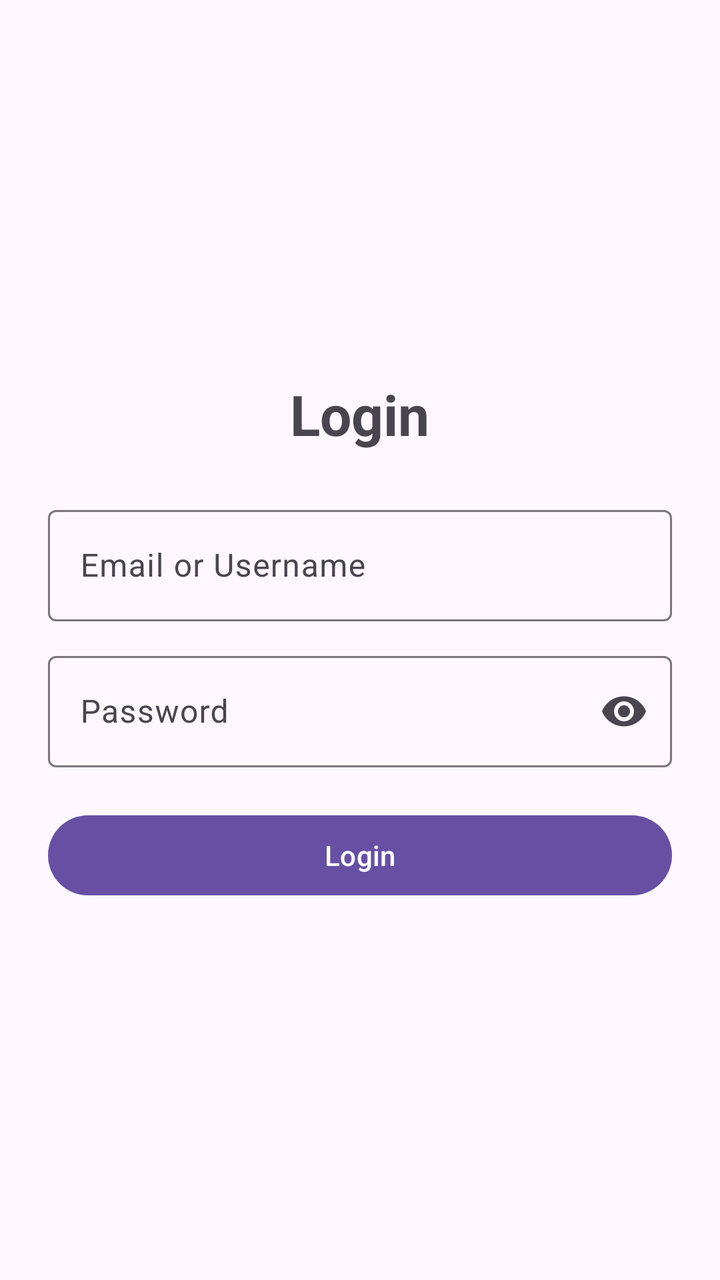
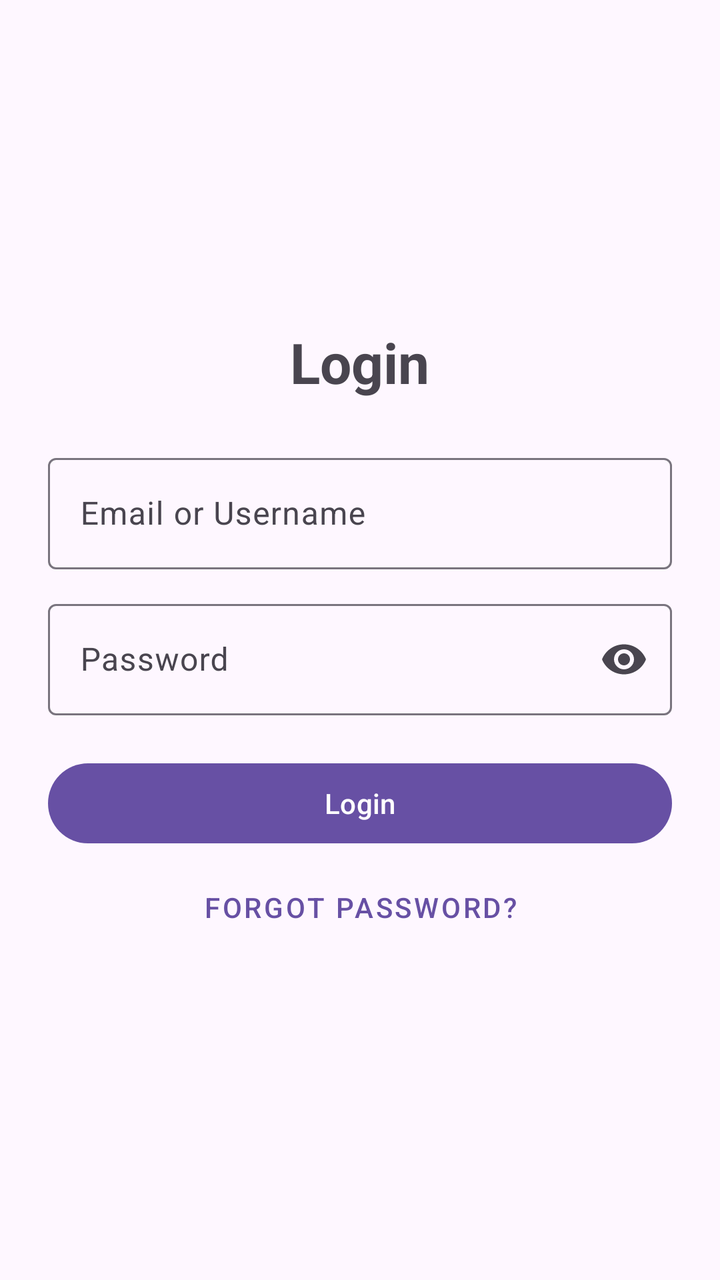

Screens rendered from an Android XML layout before and after an edit, with the pre-edit source and the edit as a unified diff.
<!-- AndroidManifest.xml: application theme Theme.Slagalica -->
<!-- res/layout/activity_login.xml -->
<?xml version="1.0" encoding="utf-8"?>
<LinearLayout xmlns:android="http://schemas.android.com/apk/res/android"
    xmlns:app="http://schemas.android.com/apk/res-auto"
    android:id="@+id/login_root"
    android:layout_width="match_parent"
    android:layout_height="match_parent"
    android:gravity="center"
    android:orientation="vertical"
    android:padding="24dp">

    <TextView
        android:id="@+id/login_title"
        android:layout_width="wrap_content"
        android:layout_height="wrap_content"
        android:text="Login"
        android:textSize="28sp"
        android:textStyle="bold"
        android:layout_marginBottom="24dp" />

    <com.google.android.material.textfield.TextInputLayout
        android:id="@+id/login_user_layout"
        android:layout_width="match_parent"
        android:layout_height="wrap_content"
        android:hint="Email or Username">

        <com.google.android.material.textfield.TextInputEditText
            android:id="@+id/login_user"
            android:layout_width="match_parent"
            android:layout_height="wrap_content"
            android:inputType="text" />
    </com.google.android.material.textfield.TextInputLayout>

    <com.google.android.material.textfield.TextInputLayout
        android:id="@+id/login_password_layout"
        android:layout_width="match_parent"
        android:layout_height="wrap_content"
        android:layout_marginTop="12dp"
        android:hint="Password"
        app:endIconMode="password_toggle">

        <com.google.android.material.textfield.TextInputEditText
            android:id="@+id/login_password"
            android:layout_width="match_parent"
            android:layout_height="wrap_content"
            android:inputType="textPassword" />
    </com.google.android.material.textfield.TextInputLayout>

    <Button
        android:id="@+id/btn_login_submit"
        android:layout_width="match_parent"
        android:layout_height="wrap_content"
        android:text="Login"
        android:layout_marginTop="20dp" />
</LinearLayout>
<!-- resources referenced by this layout -->
<resources>
  <style name="Theme.Slagalica" parent="Base.Theme.Slagalica" />
  <style name="Base.Theme.Slagalica" parent="Theme.Material3.DayNight.NoActionBar">
          
          
      </style>
</resources>

<!-- the commit's change to res/layout/activity_login.xml (unified diff, before → after) -->
@@ -51,4 +51,12 @@
         android:layout_height="wrap_content"
         android:text="Login"
         android:layout_marginTop="20dp" />
+
+    <Button
+        android:id="@+id/btn_forgot_password"
+        style="@style/Widget.MaterialComponents.Button.TextButton"
+        android:layout_width="match_parent"
+        android:layout_height="wrap_content"
+        android:text="Forgot Password?"
+        android:layout_marginTop="4dp" />
 </LinearLayout>
